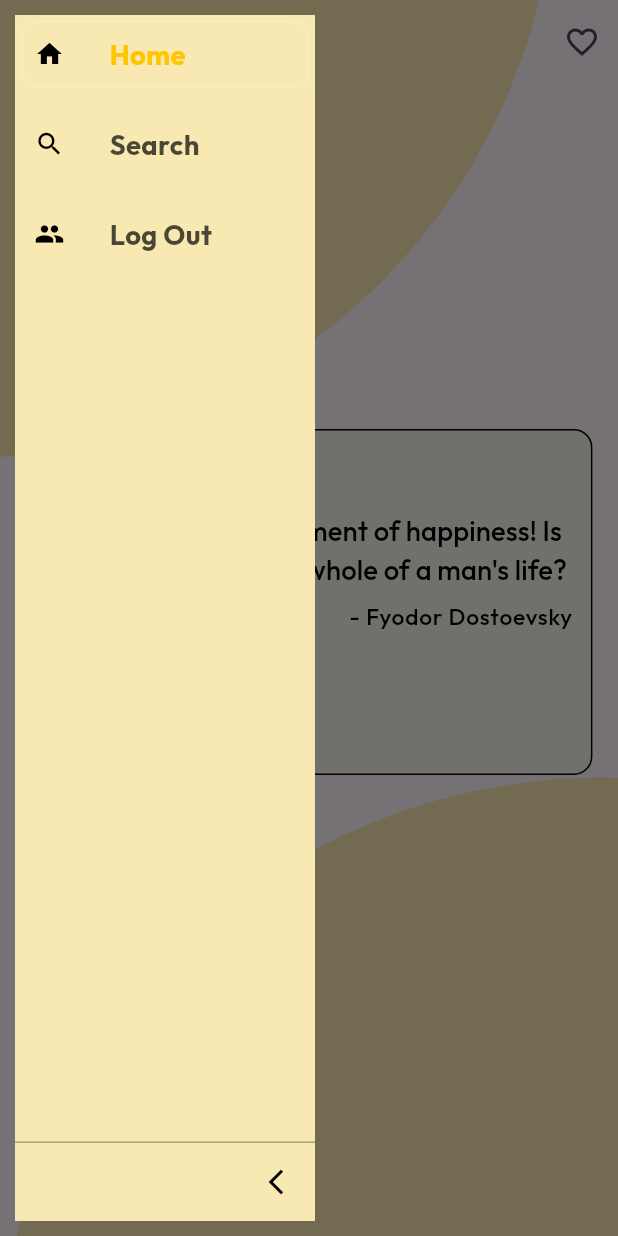
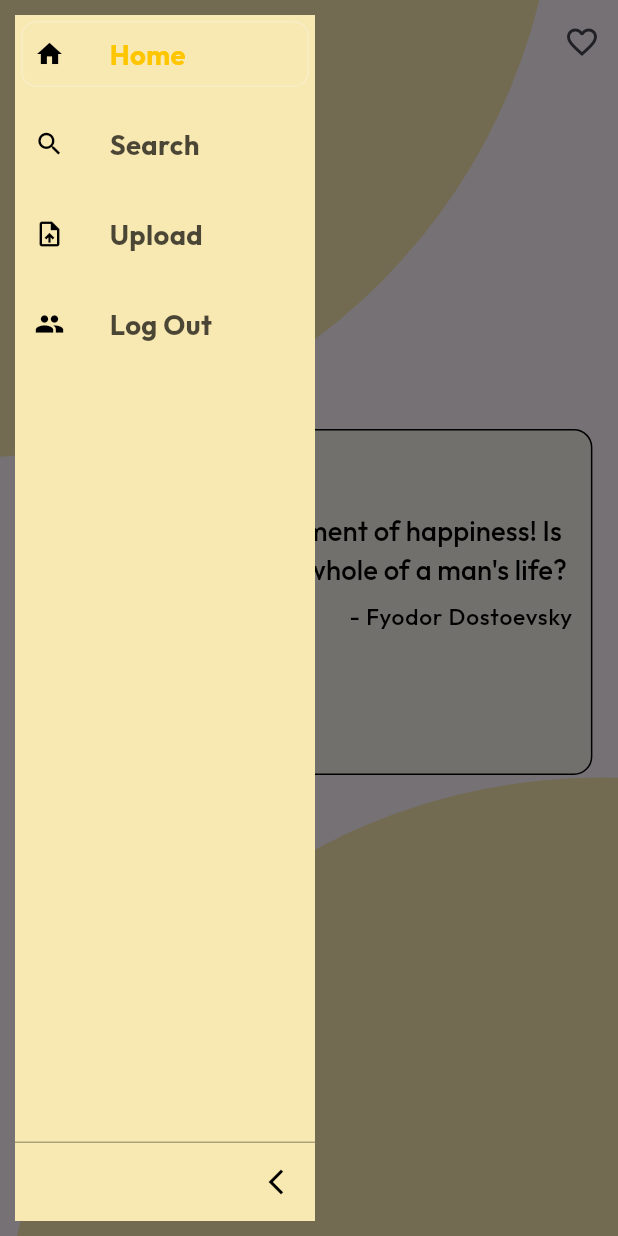
Before and after one commit to shloksharma273/bookcite, a Flutter app: the HomePage screen opened by its route, with the side drawer open, on a phone screen of 412 x 824 dp. Run offline on Flutter 3.47's test engine with Material 3 defaults, Android fonts, the light colour scheme and no system bars; drawn by our look-alikes of sidebarx; our stand-ins replace dotted_border, file_picker, flutter_secure_storage, flutter_svg, google_fonts; accounts and stored records are empty; network calls fail.

Commit message:
integrated all the basic apis

```diff
--- a/bookcite/lib/genre_page/genre_page.dart
+++ b/bookcite/lib/genre_page/genre_page.dart
@@ -98,6 +98,7 @@ class _GenrePageState extends State<GenrePage> {
                       author: book.author,
                       title: book.name,
                       likes: book.likes,
+                      cover: book.cover ?? '', // <-- Pass the cover image URL, provide empty string if null
                     );
                   },
                 );
--- a/bookcite/lib/liked_books/liked_books.dart
+++ b/bookcite/lib/liked_books/liked_books.dart
@@ -22,6 +22,8 @@ class _LikedBooksState extends State<LikedBooks>  {
     super.initState();
     _booksFuture = _apiService.fetchLikedBooks(); // <-- Use fetchLikedBooks here
   }
+
+
 
   @override
   Widget build(BuildContext context) {
@@ -100,6 +102,7 @@ class _LikedBooksState extends State<LikedBooks>  {
                       author: book.author,
                       title: book.name,
                       likes: book.likes,
+                      cover: book.cover ?? '', // <-- Pass the cover image URL, provide empty string if null
                     );
                   },
                 );
--- a/bookcite/lib/main.dart
+++ b/bookcite/lib/main.dart
@@ -4,6 +4,7 @@ import 'package:bookcite/genre_page/genre_page.dart';
 import 'package:bookcite/homepage/home_page.dart';
 import 'package:bookcite/search_page/search_page.dart';
 import 'package:bookcite/services/api_services.dart';
+import 'package:bookcite/upload_book/upload_book.dart';
 // import 'package:bookcite/todayspick/todays_pick.dart';
 import 'package:bookcite/utils/responsive_sizer.dart';
 // import 'package:bookcite/genre_page/genre_page.dart';
@@ -53,6 +54,7 @@ class MyApp extends StatelessWidget {
         '/signUp' : (context) => SignUpPage(apiService: _apiService),
         '/home' : (context) => HomePage(),
         '/search' : (context) => SearchPage(),
+        '/uploadbook' : (context) => UploadBook(),
         // '/todayspick' : (context) => TodaysPick(),
         '/fiction': (context) => GenrePage(genre: "Fiction"),
         '/mystery-thriller': (context) => GenrePage(genre: "Mystery, Thriller & Suspense"),
--- a/bookcite/lib/services/models/book_model.dart
+++ b/bookcite/lib/services/models/book_model.dart
@@ -6,6 +6,7 @@ class Book {
   final String summary;
   final String? cover;
   final int likes;
+  final String document;
 
   Book({
     required this.id,
@@ -14,6 +15,7 @@ class Book {
     required this.genres,
     required this.summary,
     required this.likes,
+    required this.document,
     this.cover,
   });
 
@@ -40,6 +42,7 @@ class Book {
       summary: json['summary'] ?? '',
       likes: json['likes'] ?? 0,
       cover: json['cover'],
+      document: json['document'] ?? '',
     );
   }
 }
--- a/bookcite/lib/sidebar/custom_sidebar.dart
+++ b/bookcite/lib/sidebar/custom_sidebar.dart
@@ -87,6 +87,14 @@ class ExampleSidebarX extends StatelessWidget {
         //     }),
 
         SidebarXItem(
+          icon: Icons.upload_file,
+          label: 'Upload',
+          onTap: () {
+            Navigator.pushNamed(context, '/uploadbook');
+          },
+        ),
+
+        SidebarXItem(
           icon: Icons.people,
           label: 'Log Out',
           onTap: () async {
--- a/bookcite/lib/todayspick/todays_pick.dart
+++ b/bookcite/lib/todayspick/todays_pick.dart
@@ -6,6 +6,7 @@ import 'package:bookcite/services/models/book_model.dart';
 class TodaysPick extends StatelessWidget {
   final Book book;
   final String? heading;
+
 
   const TodaysPick({
     Key? key,
@@ -30,6 +31,7 @@ class TodaysPick extends StatelessWidget {
         title: book.name,
         author: book.author,
         summary: book.summary,
+        cover: book.cover,
       ),
     );
   }
```
Also changed, not shown: bookcite/lib/widgets/book_details.dart (+30 -22 lines), bookcite/lib/widgets/genre_page_tiles.dart (+14 -4 lines), 4 other files.
